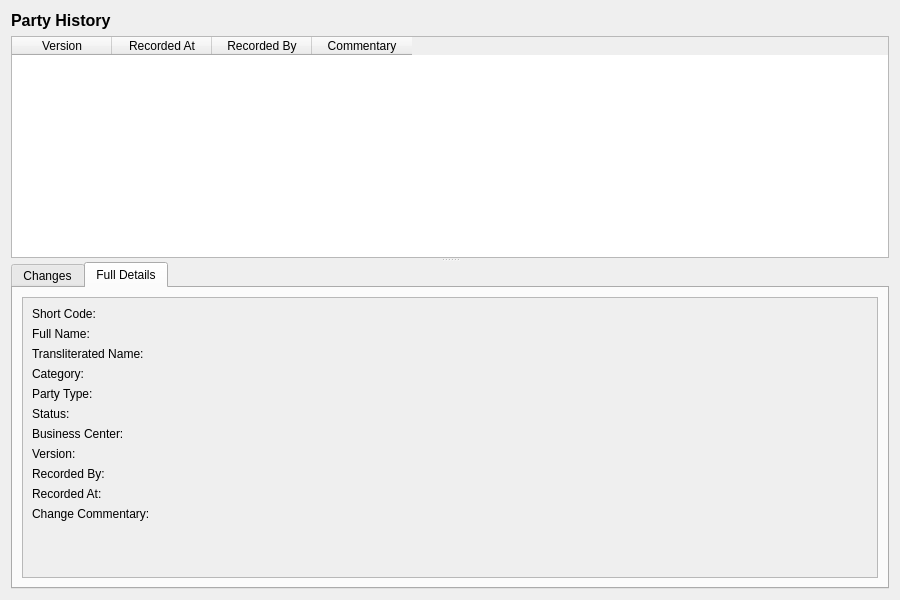
Old version of the form projects/ores.qt/ui/PartyHistoryDialog.ui in the repository OreStudio/OreStudio.
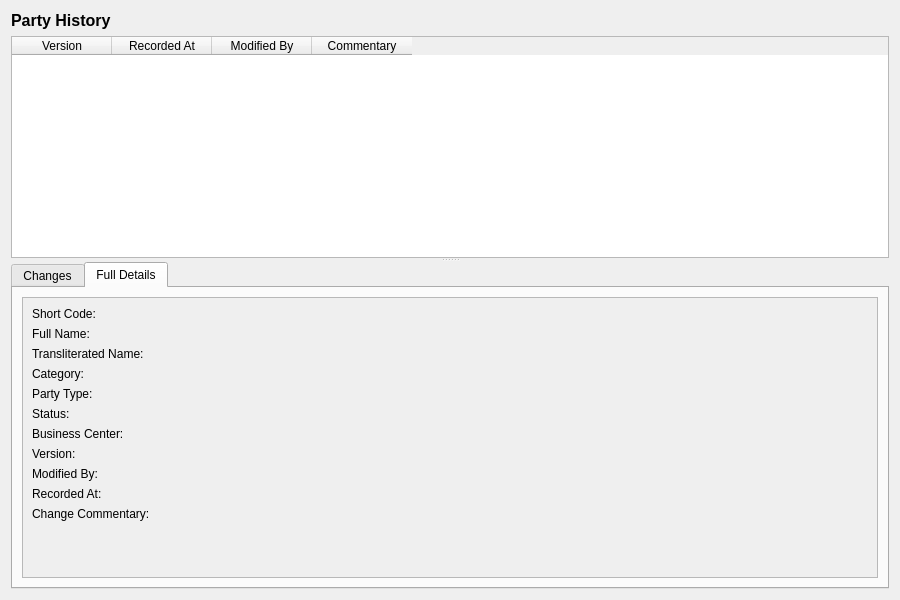
New version of the form. The open tabs and pages were chosen to show the change.

Commit message: [protocol] Fix audit trail metadata: rename recorded_by, remove from wire format

```diff
--- a/projects/ores.qt/ui/PartyHistoryDialog.ui
+++ b/projects/ores.qt/ui/PartyHistoryDialog.ui
@@ -63,7 +63,7 @@
       </column>
       <column>
        <property name="text">
-        <string>Recorded By</string>
+        <string>Modified By</string>
        </property>
       </column>
       <column>
@@ -264,7 +264,7 @@
                <item row="8" column="0">
                 <widget class="QLabel" name="recordedByLabel">
                  <property name="text">
-                  <string>Recorded By:</string>
+                  <string>Modified By:</string>
                  </property>
                 </widget>
                </item>
```
Left out of the diff: 4 changed lines with no effect on the pictures. The commit also changes 473 other files.
